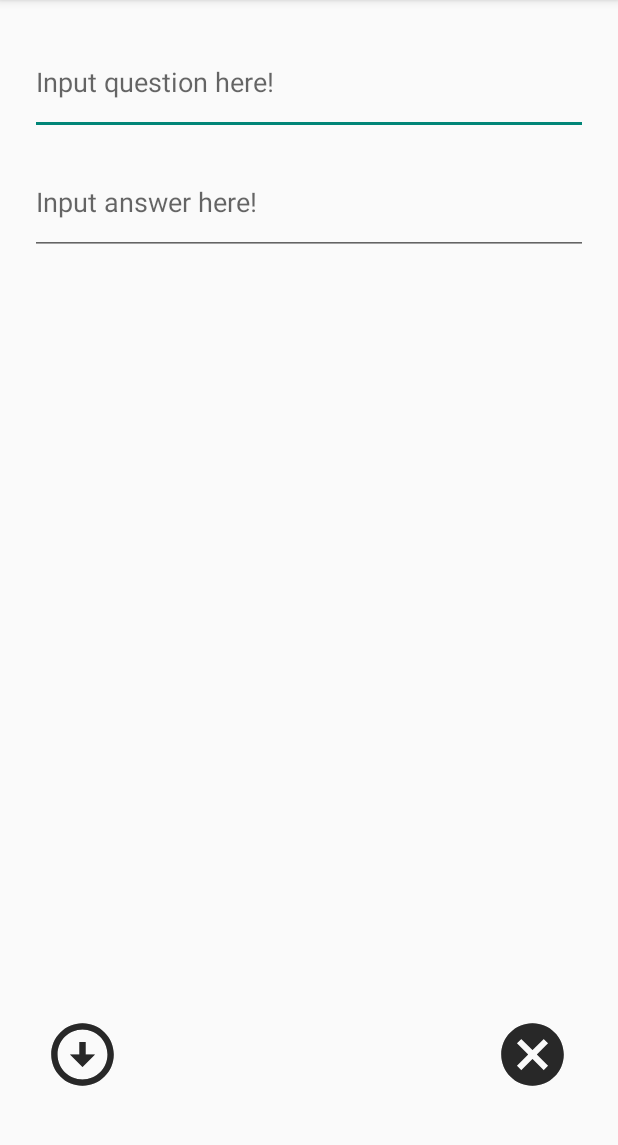
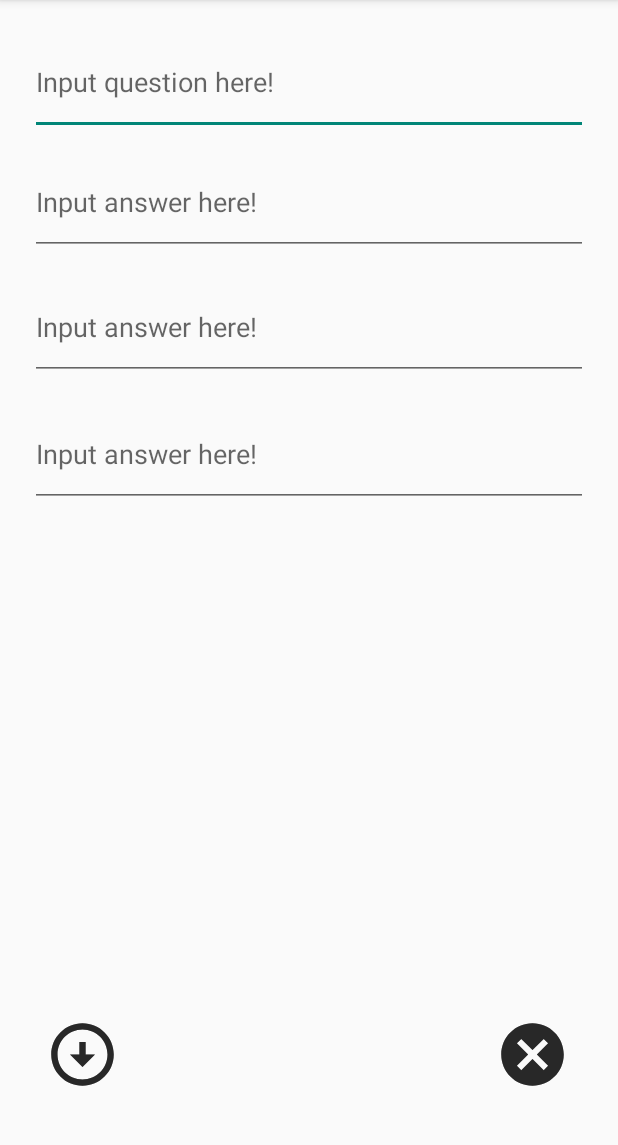
Before and after one commit to antmut/Flashcard_app, an Android app: the AddCardActivity screen opened directly, with no data from a screen before it, on a phone screen of 412 x 824 dp, the part 84-1229 px from its top. Run offline under Robolectric (Android 15) with nearby library versions, the phone set to English and light mode, and no system bars.

Commit message:
More optional
More optional features added

```diff
--- a/app/src/main/res/layout/add_card_activity.xml
+++ b/app/src/main/res/layout/add_card_activity.xml
@@ -48,4 +48,26 @@
         android:layout_marginBottom="-80dp"
         android:hint="Input answer here!" />
 
+    <EditText
+        android:id="@+id/answerTextField1"
+        android:layout_width="match_parent"
+        android:layout_height="70dp"
+        android:layout_alignBottom="@+id/questionTextField"
+        android:layout_marginStart="20dp"
+        android:layout_marginTop="20dp"
+        android:layout_marginEnd="20dp"
+        android:layout_marginBottom="-163dp"
+        android:hint="Input answer here!" />
+
+    <EditText
+        android:id="@+id/answerTextField2"
+        android:layout_width="match_parent"
+        android:layout_height="70dp"
+        android:layout_alignBottom="@+id/questionTextField"
+        android:layout_marginStart="20dp"
+        android:layout_marginTop="20dp"
+        android:layout_marginEnd="20dp"
+        android:layout_marginBottom="-248dp"
+        android:hint="Input answer here!" />
+
 </RelativeLayout>
```
Also changed, not shown: app/src/main/java/com/example/flashcard/AddCardActivity.java (+15 -5 lines), app/src/main/java/com/example/flashcard/MainActivity.java (+15 -7 lines), app/src/main/res/layout/activity_main.xml (+8 -7 lines), 1 other file.
